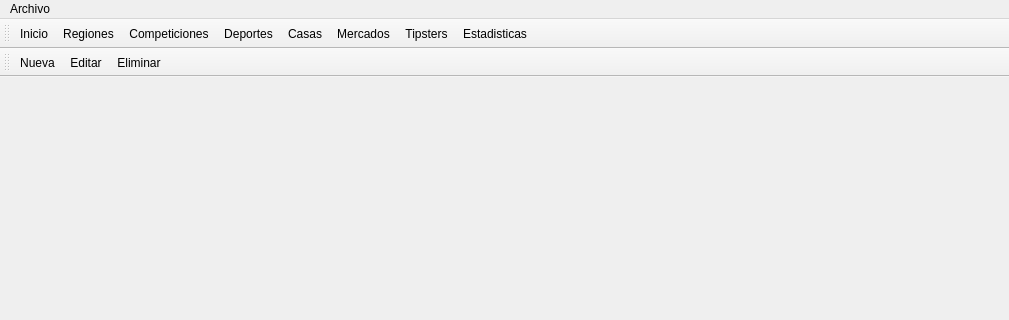
This is ui/wmain.ui in soker90/betcon as Qt 5 draws it before an edit; both pictures show x 0 to 1009 and y 0 to 320 of the 1009 by 678 pixel window. The edited form follows.
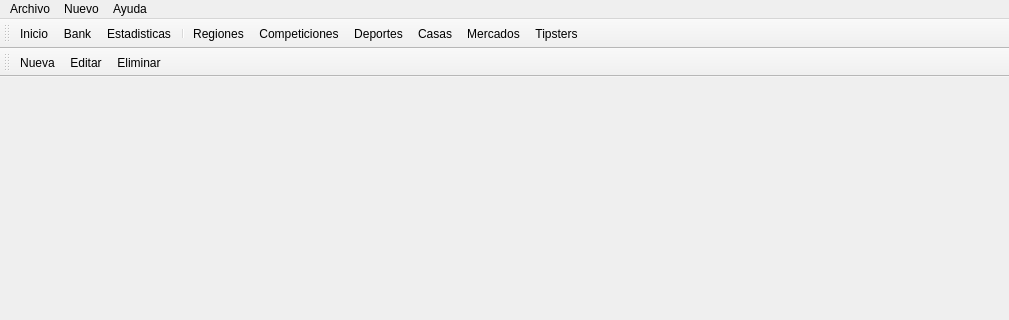
This is the edited form.

Commit message: 1. New gui for bank and stats

```diff
--- a/ui/wmain.ui
+++ b/ui/wmain.ui
@@ -54,8 +54,21 @@
     <property name="title">
      <string>Archivo</string>
     </property>
+    <addaction name="aClose"/>
+   </widget>
+   <widget class="QMenu" name="menuNuevo">
+    <property name="title">
+     <string>Nuevo</string>
+    </property>
+   </widget>
+   <widget class="QMenu" name="menuAyuda">
+    <property name="title">
+     <string>Ayuda</string>
+    </property>
    </widget>
    <addaction name="menuArchivo"/>
+   <addaction name="menuNuevo"/>
+   <addaction name="menuAyuda"/>
   </widget>
   <widget class="QStatusBar" name="statusbar"/>
   <widget class="QToolBar" name="toolPrimary">
@@ -69,13 +82,15 @@
     <bool>false</bool>
    </attribute>
    <addaction name="aInicio"/>
+   <addaction name="aBank"/>
+   <addaction name="aStat"/>
+   <addaction name="separator"/>
    <addaction name="aRegion"/>
    <addaction name="aCompetition"/>
    <addaction name="aSport"/>
    <addaction name="aBookie"/>
    <addaction name="aMarket"/>
    <addaction name="aTipster"/>
-   <addaction name="actionEstadisticas"/>
   </widget>
   <widget class="QToolBar" name="toolSecondary">
    <property name="windowTitle">
@@ -110,7 +125,7 @@
     <string>Ctrl+C</string>
    </property>
   </action>
-  <action name="actionEstadisticas">
+  <action name="aStat">
    <property name="text">
     <string>Estadisticas</string>
    </property>
@@ -179,6 +194,19 @@
     <string>Del</string>
    </property>
   </action>
+  <action name="aBank">
+   <property name="text">
+    <string>Bank</string>
+   </property>
+  </action>
+  <action name="aClose">
+   <property name="text">
+    <string>Cerrar</string>
+   </property>
+   <property name="shortcut">
+    <string>Ctrl+Q</string>
+   </property>
+  </action>
  </widget>
  <resources/>
  <connections/>
```
The commit also changes 11 other files.
